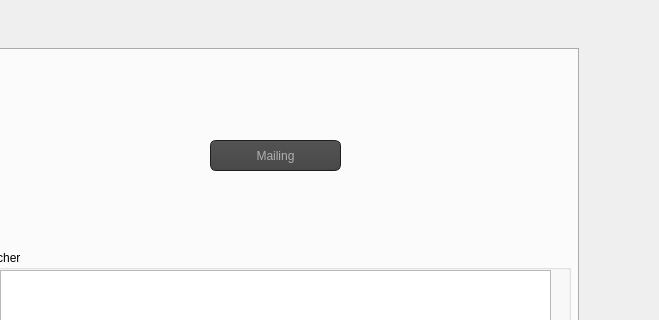
The window that application_version_beta/sante.ui (AzizBenIsmail/Projet_Parental_Monitoring_System_Qt) describes before a commit, drawn with Qt 5; both pictures show x 542 to 1201 and y 82 to 402 of the 1201 by 811 pixel window.
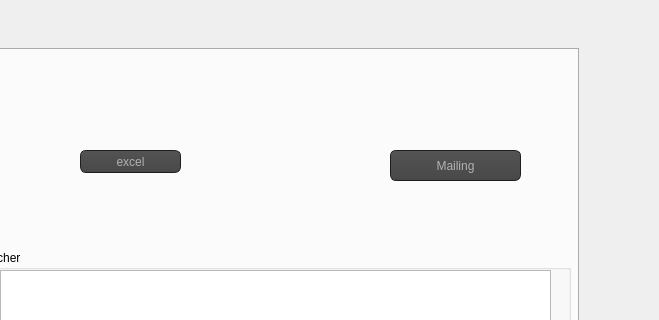
The same window after the commit. The open tabs and pages were chosen to show the change. Icons and pictures are not drawn.

The edit to the form file:
```diff
--- a/application_version_beta/sante.ui
+++ b/application_version_beta/sante.ui
@@ -12430,8 +12430,8 @@
     <widget class="QPushButton" name="pushButton_4">
      <property name="geometry">
       <rect>
-       <x>640</x>
-       <y>90</y>
+       <x>820</x>
+       <y>100</y>
        <width>131</width>
        <height>31</height>
       </rect>
@@ -12901,6 +12901,480 @@
       <string>Mailing</string>
      </property>
     </widget>
+    <widget class="QPushButton" name="pushButton_5">
+     <property name="geometry">
+      <rect>
+       <x>510</x>
+       <y>100</y>
+       <width>101</width>
+       <height>23</height>
+      </rect>
+     </property>
+     <property name="styleSheet">
+      <string notr="true">QToolTip
+{
+     border: 1px solid black;
+     background-color: #ffa02f;
+     padding: 1px;
+     border-radius: 3px;
+     opacity: 100;
+}
+
+QWidget
+{
+    color: #b1b1b1;
+    background-color: #323232;
+}
+
+QWidget:item:hover
+{
+    background-color: QLinearGradient( x1: 0, y1: 0, x2: 0, y2: 1, stop: 0 #ffa02f, stop: 1 #ca0619);
+    color: #000000;
+}
+
+QWidget:item:selected
+{
+    background-color: QLinearGradient( x1: 0, y1: 0, x2: 0, y2: 1, stop: 0 #ffa02f, stop: 1 #d7801a);
+}
+
+QMenuBar::item
+{
+    background: transparent;
+}
+
+QMenuBar::item:selected
+{
+    background: transparent;
+    border: 1px solid #ffaa00;
+}
+
+QMenuBar::item:pressed
+{
+    background: #444;
+    border: 1px solid #000;
+    background-color: QLinearGradient(
+        x1:0, y1:0,
+        x2:0, y2:1,
+        stop:1 #212121,
+        stop:0.4 #343434/*,
+        stop:0.2 #343434,
+        stop:0.1 #ffaa00*/
+    );
+    margin-bottom:-1px;
+    padding-bottom:1px;
+}
+
+QMenu
+{
+    border: 1px solid #000;
+}
+
+QMenu::item
+{
+    padding: 2px 20px 2px 20px;
+}
+
+QMenu::item:selected
+{
+    color: #000000;
+}
+
+QWidget:disabled
+{
+    color: #404040;
+    background-color: #323232;
+}
+
+QAbstractItemView
+{
+    background-color: QLinearGradient( x1: 0, y1: 0, x2: 0, y2: 1, stop: 0 #4d4d4d, stop: 0.1 #646464, stop: 1 #5d5d5d);
+}
+
+QWidget:focus
+{
+    /*border: 2px solid QLinearGradient( x1: 0, y1: 0, x2: 0, y2: 1, stop: 0 #ffa02f, stop: 1 #d7801a);*/
+}
+
+QLineEdit
+{
+    background-color: QLinearGradient( x1: 0, y1: 0, x2: 0, y2: 1, stop: 0 #4d4d4d, stop: 0 #646464, stop: 1 #5d5d5d);
+    padding: 1px;
+    border-style: solid;
+    border: 1px solid #1e1e1e;
+    border-radius: 5;
+}
+
+QPushButton
+{
+    color: #b1b1b1;
+    background-color: QLinearGradient( x1: 0, y1: 0, x2: 0, y2: 1, stop: 0 #565656, stop: 0.1 #525252, stop: 0.5 #4e4e4e, stop: 0.9 #4a4a4a, stop: 1 #464646);
+    border-width: 1px;
+    border-color: #1e1e1e;
+    border-style: solid;
+    border-radius: 6;
+    padding: 3px;
+    font-size: 12px;
+    padding-left: 5px;
+    padding-right: 5px;
+}
+
+QPushButton:pressed
+{
+    background-color: QLinearGradient( x1: 0, y1: 0, x2: 0, y2: 1, stop: 0 #2d2d2d, stop: 0.1 #2b2b2b, stop: 0.5 #292929, stop: 0.9 #282828, stop: 1 #252525);
+}
+
+QComboBox
+{
+    selection-background-color: #ffaa00;
+    background-color: QLinearGradient( x1: 0, y1: 0, x2: 0, y2: 1, stop: 0 #565656, stop: 0.1 #525252, stop: 0.5 #4e4e4e, stop: 0.9 #4a4a4a, stop: 1 #464646);
+    border-style: solid;
+    border: 1px solid #1e1e1e;
+    border-radius: 5;
+}
+
+QComboBox:hover,QPushButton:hover
+{
+    border: 2px solid QLinearGradient( x1: 0, y1: 0, x2: 0, y2: 1, stop: 0 #ffa02f, stop: 1 #d7801a);
+}
+
+
+QComboBox:on
+{
+    padding-top: 3px;
+    padding-left: 4px;
+    background-color: QLinearGradient( x1: 0, y1: 0, x2: 0, y2: 1, stop: 0 #2d2d2d, stop: 0.1 #2b2b2b, stop: 0.5 #292929, stop: 0.9 #282828, stop: 1 #252525);
+    selection-background-color: #ffaa00;
+}
+
+QComboBox QAbstractItemView
+{
+    border: 2px solid darkgray;
+    selection-background-color: QLinearGradient( x1: 0, y1: 0, x2: 0, y2: 1, stop: 0 #ffa02f, stop: 1 #d7801a);
+}
+
+QComboBox::drop-down
+{
+     subcontrol-origin: padding;
+     subcontrol-position: top right;
+     width: 15px;
+
+     border-left-width: 0px;
+     border-left-color: darkgray;
+     border-left-style: solid; /* just a single line */
+     border-top-right-radius: 3px; /* same radius as the QComboBox */
+     border-bottom-right-radius: 3px;
+ }
+
+QComboBox::down-arrow
+{
+     image: url(:/down_arrow.png);
+}
+
+QGroupBox:focus
+{
+border: 2px solid QLinearGradient( x1: 0, y1: 0, x2: 0, y2: 1, stop: 0 #ffa02f, stop: 1 #d7801a);
+}
+
+QTextEdit:focus
+{
+    border: 2px solid QLinearGradient( x1: 0, y1: 0, x2: 0, y2: 1, stop: 0 #ffa02f, stop: 1 #d7801a);
+}
+
+QScrollBar:horizontal {
+     border: 1px solid #222222;
+     background: QLinearGradient( x1: 0, y1: 0, x2: 0, y2: 1, stop: 0.0 #121212, stop: 0.2 #282828, stop: 1 #484848);
+     height: 7px;
+     margin: 0px 16px 0 16px;
+}
+
+QScrollBar::handle:horizontal
+{
+      background: QLinearGradient( x1: 0, y1: 0, x2: 1, y2: 0, stop: 0 #ffa02f, stop: 0.5 #d7801a, stop: 1 #ffa02f);
+      min-height: 20px;
+      border-radius: 2px;
+}
+
+QScrollBar::add-line:horizontal {
+      border: 1px solid #1b1b19;
+      border-radius: 2px;
+      background: QLinearGradient( x1: 0, y1: 0, x2: 1, y2: 0, stop: 0 #ffa02f, stop: 1 #d7801a);
+      width: 14px;
+      subcontrol-position: right;
+      subcontrol-origin: margin;
+}
+
+QScrollBar::sub-line:horizontal {
+      border: 1px solid #1b1b19;
+      border-radius: 2px;
+      background: QLinearGradient( x1: 0, y1: 0, x2: 1, y2: 0, stop: 0 #ffa02f, stop: 1 #d7801a);
+      width: 14px;
+     subcontrol-position: left;
+     subcontrol-origin: margin;
+}
+
+QScrollBar::right-arrow:horizontal, QScrollBar::left-arrow:horizontal
+{
+      border: 1px solid black;
+      width: 1px;
+      height: 1px;
+      background: white;
+}
+
+QScrollBar::add-page:horizontal, QScrollBar::sub-page:horizontal
+{
+      background: none;
+}
+
+QScrollBar:vertical
+{
+      background: QLinearGradient( x1: 0, y1: 0, x2: 1, y2: 0, stop: 0.0 #121212, stop: 0.2 #282828, stop: 1 #484848);
+      width: 7px;
+      margin: 16px 0 16px 0;
+      border: 1px solid #222222;
+}
+
+QScrollBar::handle:vertical
+{
+      background: QLinearGradient( x1: 0, y1: 0, x2: 0, y2: 1, stop: 0 #ffa02f, stop: 0.5 #d7801a, stop: 1 #ffa02f);
+      min-height: 20px;
+      border-radius: 2px;
+}
+
+QScrollBar::add-line:vertical
+{
+      border: 1px solid #1b1b19;
+      border-radius: 2px;
+      background: QLinearGradient( x1: 0, y1: 0, x2: 0, y2: 1, stop: 0 #ffa02f, stop: 1 #d7801a);
+      height: 14px;
+      subcontrol-position: bottom;
+      subcontrol-origin: margin;
+}
+
+QScrollBar::sub-line:vertical
+{
+      border: 1px solid #1b1b19;
+      border-radius: 2px;
+      background: QLinearGradient( x1: 0, y1: 0, x2: 0, y2: 1, stop: 0 #d7801a, stop: 1 #ffa02f);
+      height: 14px;
+      subcontrol-position: top;
+      subcontrol-origin: margin;
+}
+
+QScrollBar::up-arrow:vertical, QScrollBar::down-arrow:vertical
+{
+      border: 1px solid black;
+      width: 1px;
+      height: 1px;
+      background: white;
+}
+
+
+QScrollBar::add-page:vertical, QScrollBar::sub-page:vertical
+{
+      background: none;
+}
+
+QTextEdit
+{
+    background-color: #242424;
+}
+
+QPlainTextEdit
+{
+    background-color: #242424;
+}
+
+QHeaderView::section
+{
+    background-color: QLinearGradient(x1:0, y1:0, x2:0, y2:1, stop:0 #616161, stop: 0.5 #505050, stop: 0.6 #434343, stop:1 #656565);
+    color: white;
+    padding-left: 4px;
+    border: 1px solid #6c6c6c;
+}
+
+QCheckBox:disabled
+{
+color: #414141;
+}
+
+QDockWidget::title
+{
+    text-align: center;
+    spacing: 3px; /* spacing between items in the tool bar */
+    background-color: QLinearGradient(x1:0, y1:0, x2:0, y2:1, stop:0 #323232, stop: 0.5 #242424, stop:1 #323232);
+}
+
+QDockWidget::close-button, QDockWidget::float-button
+{
+    text-align: center;
+    spacing: 1px; /* spacing between items in the tool bar */
+    background-color: QLinearGradient(x1:0, y1:0, x2:0, y2:1, stop:0 #323232, stop: 0.5 #242424, stop:1 #323232);
+}
+
+QDockWidget::close-button:hover, QDockWidget::float-button:hover
+{
+    background: #242424;
+}
+
+QDockWidget::close-button:pressed, QDockWidget::float-button:pressed
+{
+    padding: 1px -1px -1px 1px;
+}
+
+QMainWindow::separator
+{
+    background-color: QLinearGradient(x1:0, y1:0, x2:0, y2:1, stop:0 #161616, stop: 0.5 #151515, stop: 0.6 #212121, stop:1 #343434);
+    color: white;
+    padding-left: 4px;
+    border: 1px solid #4c4c4c;
+    spacing: 3px; /* spacing between items in the tool bar */
+}
+
+QMainWindow::separator:hover
+{
+
+    background-color: QLinearGradient(x1:0, y1:0, x2:0, y2:1, stop:0 #d7801a, stop:0.5 #b56c17 stop:1 #ffa02f);
+    color: white;
+    padding-left: 4px;
+    border: 1px solid #6c6c6c;
+    spacing: 3px; /* spacing between items in the tool bar */
+}
+
+QToolBar::handle
+{
+     spacing: 3px; /* spacing between items in the tool bar */
+     background: url(:/images/handle.png);
+}
+
+QMenu::separator
+{
+    height: 2px;
+    background-color: QLinearGradient(x1:0, y1:0, x2:0, y2:1, stop:0 #161616, stop: 0.5 #151515, stop: 0.6 #212121, stop:1 #343434);
+    color: white;
+    padding-left: 4px;
+    margin-left: 10px;
+    margin-right: 5px;
+}
+
+QProgressBar
+{
+    border: 2px solid grey;
+    border-radius: 5px;
+    text-align: center;
+}
+
+QProgressBar::chunk
+{
+    background-color: #d7801a;
+    width: 2.15px;
+    margin: 0.5px;
+}
+
+QTabBar::tab {
+    color: #b1b1b1;
+    border: 1px solid #444;
+    border-bottom-style: none;
+    background-color: #323232;
+    padding-left: 10px;
+    padding-right: 10px;
+    padding-top: 3px;
+    padding-bottom: 2px;
+    margin-right: -1px;
+}
+
+QTabWidget::pane {
+    border: 1px solid #444;
+    top: 1px;
+}
+
+QTabBar::tab:last
+{
+    margin-right: 0; /* the last selected tab has nothing to overlap with on the right */
+    border-top-right-radius: 3px;
+}
+
+QTabBar::tab:first:!selected
+{
+ margin-left: 0px; /* the last selected tab has nothing to overlap with on the right */
+
+
+    border-top-left-radius: 3px;
+}
+
+QTabBar::tab:!selected
+{
+    color: #b1b1b1;
+    border-bottom-style: solid;
+    margin-top: 3px;
+    background-color: QLinearGradient(x1:0, y1:0, x2:0, y2:1, stop:1 #212121, stop:.4 #343434);
+}
+
+QTabBar::tab:selected
+{
+    border-top-left-radius: 3px;
+    border-top-right-radius: 3px;
+    margin-bottom: 0px;
+}
+
+QTabBar::tab:!selected:hover
+{
+    /*border-top: 2px solid #ffaa00;
+    padding-bottom: 3px;*/
+    border-top-left-radius: 3px;
+    border-top-right-radius: 3px;
+    background-color: QLinearGradient(x1:0, y1:0, x2:0, y2:1, stop:1 #212121, stop:0.4 #343434, stop:0.2 #343434, stop:0.1 #ffaa00);
+}
+
+QRadioButton::indicator:checked, QRadioButton::indicator:unchecked{
+    color: #b1b1b1;
+    background-color: #323232;
+    border: 1px solid #b1b1b1;
+    border-radius: 6px;
+}
+
+QRadioButton::indicator:checked
+{
+    background-color: qradialgradient(
+        cx: 0.5, cy: 0.5,
+        fx: 0.5, fy: 0.5,
+        radius: 1.0,
+        stop: 0.25 #ffaa00,
+        stop: 0.3 #323232
+    );
+}
+
+QCheckBox::indicator{
+    color: #b1b1b1;
+    background-color: #323232;
+    border: 1px solid #b1b1b1;
+    width: 9px;
+    height: 9px;
+}
+
+QRadioButton::indicator
+{
+    border-radius: 6px;
+}
+
+QRadioButton::indicator:hover, QCheckBox::indicator:hover
+{
+    border: 1px solid #ffaa00;
+}
+
+QCheckBox::indicator:checked
+{
+    image:url(:/images/checkbox.png);
+}
+
+QCheckBox::indicator:disabled, QRadioButton::indicator:disabled
+{
+    border: 1px solid #444;
+}</string>
+     </property>
+     <property name="text">
+      <string>excel</string>
+     </property>
+    </widget>
     <zorder>label_ph_2</zorder>
     <zorder>groupBox_3</zorder>
     <zorder>groupBox_6</zorder>
```
Left out of the diff: 3 changed lines with no effect on the pictures.
